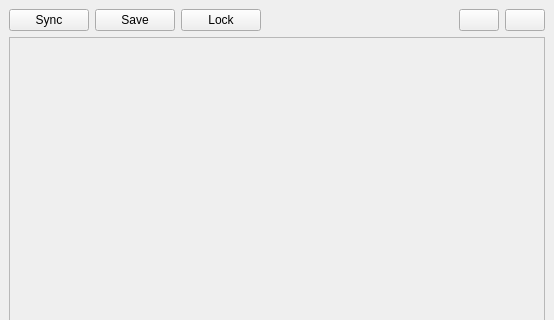
Above: DesktopPlanClientWin/mainwindow.ui from Sur-Ring/DesktopPlanClientWin before the change; both pictures show x 0 to 554 and y 0 to 320 of the 554 by 600 pixel window. Below: the same form after it.
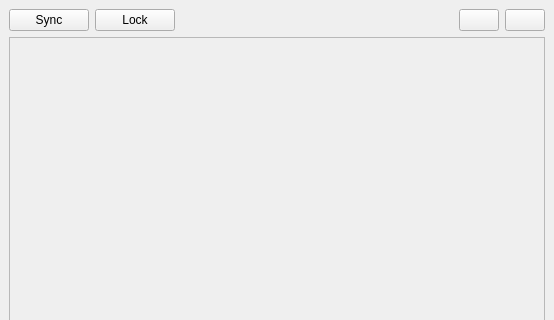
That is the form after the change. Icons and pictures are not drawn.

Patch:
```diff
--- a/DesktopPlanClientWin/mainwindow.ui
+++ b/DesktopPlanClientWin/mainwindow.ui
@@ -27,16 +27,6 @@
         </property>
        </widget>
       </item>
-      <item>
-       <widget class="QPushButton" name="save_btn">
-        <property name="text">
-         <string>Save</string>
-        </property>
-        <property name="icon">
-         <iconset theme="QIcon::ThemeIcon::DocumentSave"/>
-        </property>
-       </widget>
-      </item>
       <item>
        <widget class="QPushButton" name="lock_btn">
         <property name="text">
```
